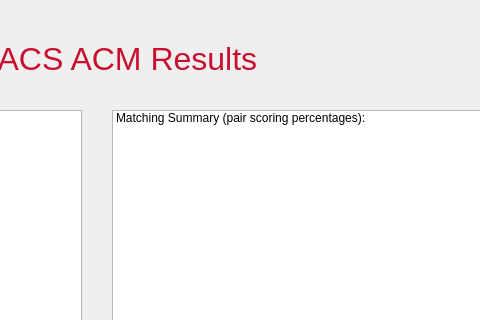
Before: the Qt Designer form cuACS/viewmatches.ui in cameronhawtin/Animal-Farm-cuACS, drawn with Qt 5; both pictures show x 418 to 898 and y 0 to 320 of the 1030 by 750 pixel window.
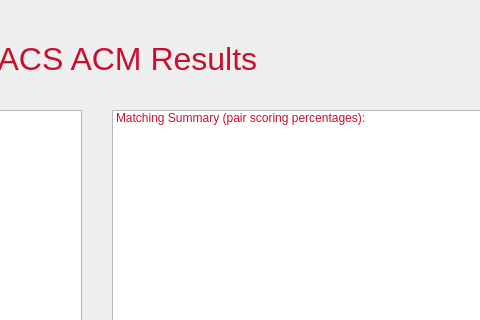
After: the same form once the commit is applied.

```diff
--- a/cuACS/viewmatches.ui
+++ b/cuACS/viewmatches.ui
@@ -206,6 +206,9 @@
    </property>
   </widget>
   <widget class="QListWidget" name="summaryListWidget">
+   <property name="enabled">
+    <bool>false</bool>
+   </property>
    <property name="geometry">
     <rect>
      <x>530</x>
@@ -214,6 +217,43 @@
      <height>580</height>
     </rect>
    </property>
+   <property name="palette">
+    <palette>
+     <active>
+      <colorrole role="Text">
+       <brush brushstyle="SolidPattern">
+        <color alpha="255">
+         <red>200</red>
+         <green>16</green>
+         <blue>46</blue>
+        </color>
+       </brush>
+      </colorrole>
+     </active>
+     <inactive>
+      <colorrole role="Text">
+       <brush brushstyle="SolidPattern">
+        <color alpha="255">
+         <red>200</red>
+         <green>16</green>
+         <blue>46</blue>
+        </color>
+       </brush>
+      </colorrole>
+     </inactive>
+     <disabled>
+      <colorrole role="Text">
+       <brush brushstyle="SolidPattern">
+        <color alpha="255">
+         <red>200</red>
+         <green>16</green>
+         <blue>46</blue>
+        </color>
+       </brush>
+      </colorrole>
+     </disabled>
+    </palette>
+   </property>
    <item>
     <property name="text">
      <string>Matching Summary (pair scoring percentages):</string>
```
